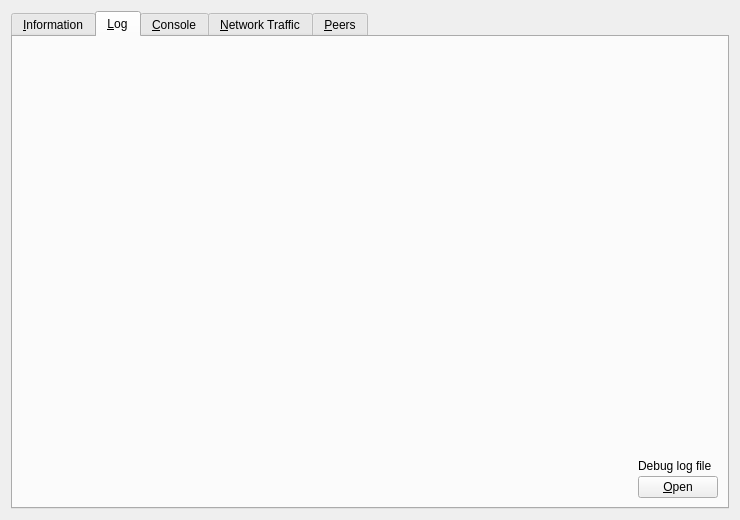
Before: the Qt Designer form src/qt/forms/debugwindow.ui in VadiqueMe/dogecoin, drawn with Qt 5.
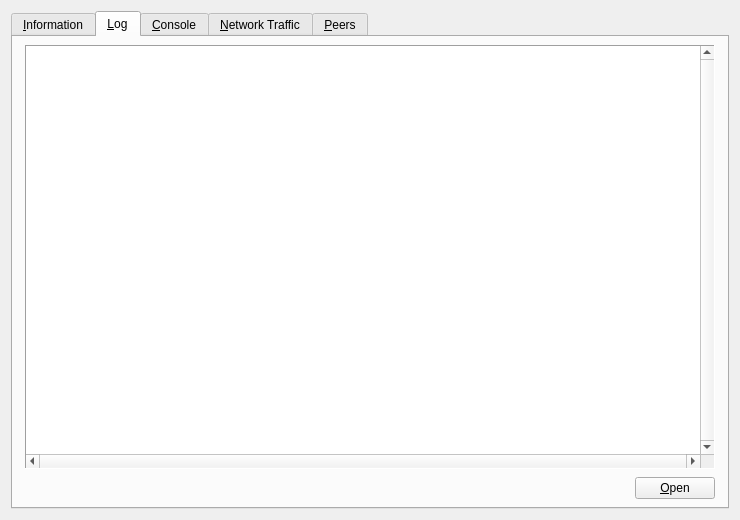
After: the same form once the commit is applied. The open tabs and pages were chosen to show the change. Icons and pictures are not drawn. Custom widgets are drawn as their Qt base class.

What changed in the file:
```diff
--- a/src/qt/forms/debugwindow.ui
+++ b/src/qt/forms/debugwindow.ui
@@ -409,64 +409,70 @@
        <string>&amp;Log</string>
       </attribute>
       <layout class="QGridLayout" name="gridLayout2" columnstretch="0,0">
-       <property name="horizontalSpacing">
+       <property name="leftMargin">
         <number>12</number>
        </property>
-       <item row="0" column="1">
-        <spacer name="verticalSpacer_2">
-         <property name="orientation">
-          <enum>Qt::Vertical</enum>
+       <property name="topMargin">
+        <number>8</number>
+       </property>
+       <property name="rightMargin">
+        <number>12</number>
+       </property>
+       <property name="bottomMargin">
+        <number>8</number>
+       </property>
+       <property name="spacing">
+        <number>8</number>
+       </property>
+       <item row="0" column="0" colspan="2">
+        <widget class="QPlainTextEdit" name="debugLogTextArea">
+         <property name="frameShape">
+          <enum>QFrame::Panel</enum>
          </property>
-         <property name="sizeType">
-          <enum>QSizePolicy::Expanding</enum>
+         <property name="frameShadow">
+          <enum>QFrame::Sunken</enum>
          </property>
-         <property name="sizeHint" stdset="0">
-          <size>
-           <width>20</width>
-           <height>40</height>
-          </size>
+         <property name="lineWidth">
+          <number>1</number>
          </property>
-        </spacer>
-       </item>
-       <item row="12" column="1" rowspan="3">
-        <layout class="QVBoxLayout" name="verticalLayoutDebugButton">
-         <property name="spacing">
-          <number>3</number>
+         <property name="verticalScrollBarPolicy">
+          <enum>Qt::ScrollBarAlwaysOn</enum>
          </property>
-         <item>
-          <widget class="QLabel" name="labelDebugLogfile">
-           <property name="text">
-            <string>Debug log file</string>
-           </property>
-          </widget>
-         </item>
-         <item>
-          <widget class="QPushButton" name="openDebugLogfileButton">
-           <property name="toolTip">
-            <string>Open the %1 debug log file from the current data directory. This can take a few seconds for large log files.</string>
-           </property>
-           <property name="text">
-            <string>&amp;Open</string>
-           </property>
-           <property name="autoDefault">
-            <bool>false</bool>
-           </property>
-          </widget>
-         </item>
-        </layout>
+         <property name="horizontalScrollBarPolicy">
+          <enum>Qt::ScrollBarAlwaysOn</enum>
+         </property>
+         <property name="sizeAdjustPolicy">
+          <enum>QAbstractScrollArea::AdjustToContents</enum>
+         </property>
+         <property name="readOnly">
+          <bool>true</bool>
+         </property>
+         <property name="plainText">
+          <string notr="true"/>
+         </property>
+         <property name="textInteractionFlags">
+          <set>Qt::TextSelectableByKeyboard|Qt::TextSelectableByMouse</set>
+         </property>
+         <property name="widgetResizable" stdset="0">
+          <bool>true</bool>
+         </property>
+        </widget>
        </item>
-       <item row="13" column="0">
-        <spacer name="horizontalSpacer_3">
-         <property name="orientation">
-          <enum>Qt::Horizontal</enum>
+       <item row="13" column="1">
+        <widget class="QPushButton" name="openDebugLogButton">
+         <property name="sizePolicy">
+          <sizepolicy hsizetype="Fixed" vsizetype="Maximum">
+           <horstretch>0</horstretch>
+           <verstretch>0</verstretch>
+          </sizepolicy>
          </property>
-         <property name="sizeHint" stdset="0">
-          <size>
-           <width>40</width>
-           <height>20</height>
-          </size>
+         <property name="text">
+          <string>&amp;Open</string>
          </property>
-        </spacer>
+         <property name="autoDefault">
+          <bool>false</bool>
+         </property>
+        </widget>
        </item>
       </layout>
      </widget>
```
